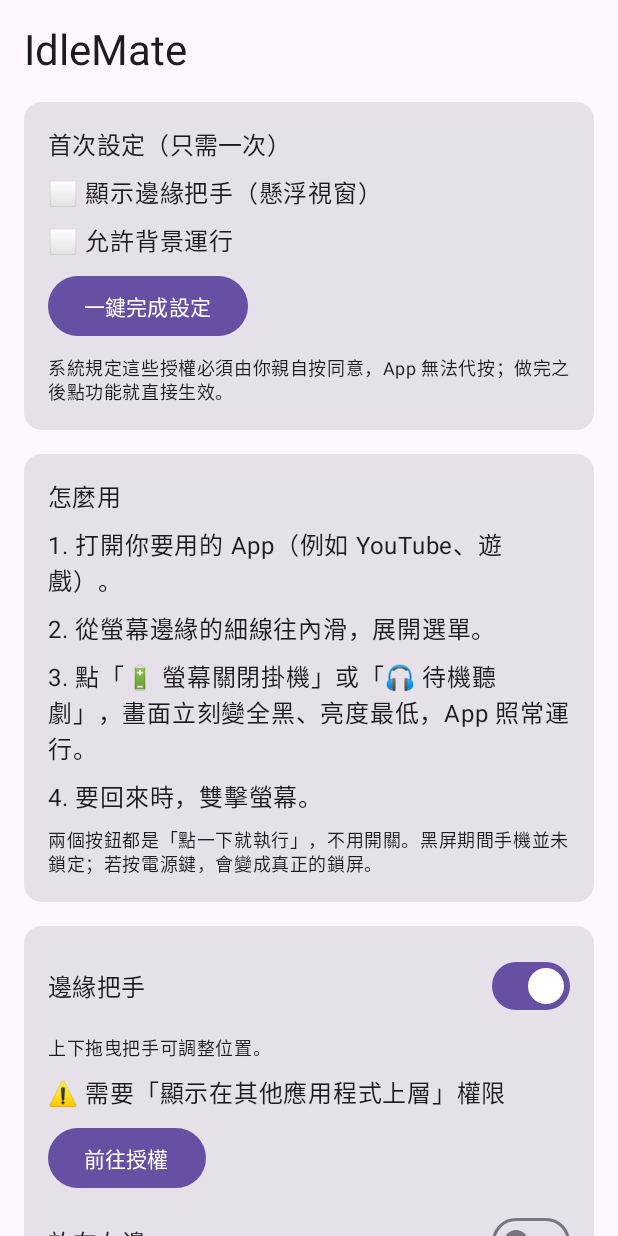
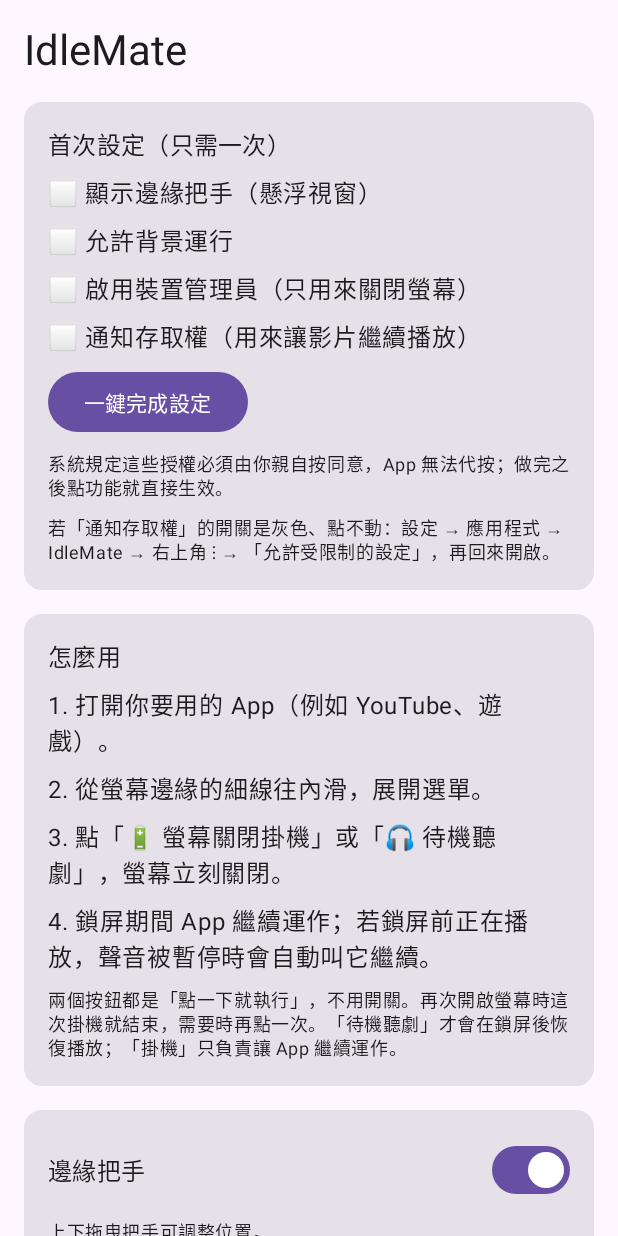
Before and after one commit to david308109/IdleMate, an Android app built with Jetpack Compose: the screen it shows after launch (MainActivity), on a phone screen of 412 x 824 dp. Run offline under Robolectric (Android 15) with nearby library versions, the phone set to English and light mode, and no system bars.

Commit message:
Real screen lock via device admin + direct media session resume
Co-Authored-By: Claude Sonnet 5.5 <noreply@anthropic.com>

```diff
--- /dev/null
+++ b/app/src/main/java/com/idlemate/app/IdleDeviceAdmin.kt
@@ -0,0 +1,6 @@
+package com.idlemate.app
+
+import android.app.admin.DeviceAdminReceiver
+
+/** 只申請「鎖定螢幕」這一項權限，讓點功能後可直接關閉螢幕。 */
+class IdleDeviceAdmin : DeviceAdminReceiver()
--- a/app/src/main/java/com/idlemate/app/MainActivity.kt
+++ b/app/src/main/java/com/idlemate/app/MainActivity.kt
@@ -57,6 +57,9 @@ class MainActivity : ComponentActivity() {
             !OemHelper.canOverlay(this) && once("overlay") -> OemHelper.openOverlaySettings(this)
             !OemHelper.isIgnoringBatteryOptimizations(this) && once("battery") ->
                 OemHelper.requestIgnoreBatteryOptimizations(this)
+            !ScreenLock.isAdminActive(this) && once("admin") -> ScreenLock.requestAdmin(this)
+            !OemHelper.isNotificationListenerEnabled(this) && once("listener") ->
+                OemHelper.openNotificationListenerSettings(this)
             Build.VERSION.SDK_INT >= 33 &&
                 ContextCompat.checkSelfPermission(this, Manifest.permission.POST_NOTIFICATIONS)
                 != PackageManager.PERMISSION_GRANTED && once("notif") ->
@@ -110,7 +113,9 @@ private fun Home(refreshTick: Int, onSetup: () -> Unit) {
 
     val overlayOk = OemHelper.canOverlay(ctx)
     val batteryOk = OemHelper.isIgnoringBatteryOptimizations(ctx)
-    val allReady = overlayOk && batteryOk
+    val adminOk = ScreenLock.isAdminActive(ctx)
+    val listenerOk = OemHelper.isNotificationListenerEnabled(ctx)
+    val allReady = overlayOk && batteryOk && adminOk && listenerOk
 
     Column(
         Modifier.verticalScroll(rememberScrollState()).padding(16.dp),
@@ -124,9 +129,15 @@ private fun Home(refreshTick: Int, onSetup: () -> Unit) {
                 Text("首次設定（只需一次）", style = MaterialTheme.typography.titleMedium)
                 Text("${if (overlayOk) "✅" else "⬜"} 顯示邊緣把手（懸浮視窗）")
                 Text("${if (batteryOk) "✅" else "⬜"} 允許背景運行")
+                Text("${if (adminOk) "✅" else "⬜"} 啟用裝置管理員（只用來關閉螢幕）")
+                Text("${if (listenerOk) "✅" else "⬜"} 通知存取權（用來讓影片繼續播放）")
                 Button(onClick = onSetup) { Text("一鍵完成設定") }
                 Text("系統規定這些授權必須由你親自按同意，App 無法代按；做完之後點功能就直接生效。",
                     style = MaterialTheme.typography.bodySmall)
+                if (!listenerOk) Text(
+                    "若「通知存取權」的開關是灰色、點不動：設定 → 應用程式 → IdleMate → 右上角 ⋮ → 「允許受限制的設定」，再回來開啟。",
+                    style = MaterialTheme.typography.bodySmall
+                )
             }
         }
 
@@ -136,11 +147,11 @@ private fun Home(refreshTick: Int, onSetup: () -> Unit) {
                 Text("怎麼用", style = MaterialTheme.typography.titleMedium)
                 Text("1. 打開你要用的 App（例如 YouTube、遊戲）。")
                 Text("2. 從螢幕邊緣的細線往內滑，展開選單。")
-                Text("3. 點「🔋 螢幕關閉掛機」或「🎧 待機聽劇」，畫面立刻變全黑、亮度最低，App 照常運行。")
-                Text("4. 要回來時，雙擊螢幕。")
+                Text("3. 點「🔋 螢幕關閉掛機」或「🎧 待機聽劇」，螢幕立刻關閉。")
+                Text("4. 鎖屏期間 App 繼續運作；若鎖屏前正在播放，聲音被暫停時會自動叫它繼續。")
                 Text(
-                    "兩個按鈕都是「點一下就執行」，不用開關。黑屏期間手機並未鎖定；" +
-                        "若按電源鍵，會變成真正的鎖屏。",
+                    "兩個按鈕都是「點一下就執行」，不用開關。再次開啟螢幕時這次掛機就結束，需要時再點一次。" +
+                        "「待機聽劇」才會在鎖屏後恢復播放；「掛機」只負責讓 App 繼續運作。",
                     style = MaterialTheme.typography.bodySmall
                 )
             }
--- /dev/null
+++ b/app/src/main/java/com/idlemate/app/MediaListener.kt
@@ -0,0 +1,6 @@
+package com.idlemate.app
+
+import android.service.notification.NotificationListenerService
+
+/** 空殼服務：使用者授予「通知存取權」後，本 App 才能直接控制其他 App 的播放器。 */
+class MediaListener : NotificationListenerService()
--- /dev/null
+++ b/app/src/main/java/com/idlemate/app/ScreenLock.kt
@@ -0,0 +1,26 @@
+package com.idlemate.app
+
+import android.app.admin.DevicePolicyManager
+import android.content.ComponentName
+import android.content.Context
+import android.content.Intent
+
+/** 透過裝置管理員的「鎖定螢幕」權限，真的把螢幕關掉。 */
+object ScreenLock {
+    private fun admin(ctx: Context) = ComponentName(ctx, IdleDeviceAdmin::class.java)
+    private fun dpm(ctx: Context) = ctx.getSystemService(Context.DEVICE_POLICY_SERVICE) as DevicePolicyManager
+
+    fun isAdminActive(ctx: Context) = dpm(ctx).isAdminActive(admin(ctx))
+
+    fun requestAdmin(ctx: Context) {
+        val i = Intent(DevicePolicyManager.ACTION_ADD_DEVICE_ADMIN)
+            .putExtra(DevicePolicyManager.EXTRA_DEVICE_ADMIN, admin(ctx))
+            .putExtra(DevicePolicyManager.EXTRA_ADD_EXPLANATION, "僅用來在點擊功能後關閉螢幕（鎖定螢幕），不會存取其他資料。")
+            .addFlags(Intent.FLAG_ACTIVITY_NEW_TASK)
+        runCatching { ctx.startActivity(i) }
+    }
+
+    fun lockNow(ctx: Context) {
+        runCatching { dpm(ctx).lockNow() }
+    }
+}
--- /dev/null
+++ b/app/src/main/res/xml/device_admin.xml
@@ -0,0 +1,6 @@
+<?xml version="1.0" encoding="utf-8"?>
+<device-admin>
+    <uses-policies>
+        <force-lock />
+    </uses-policies>
+</device-admin>
```
Also changed, not shown: app/src/main/AndroidManifest.xml (+26 -2 lines), app/src/main/java/com/idlemate/app/EdgeHandleService.kt (+65 -94 lines).
